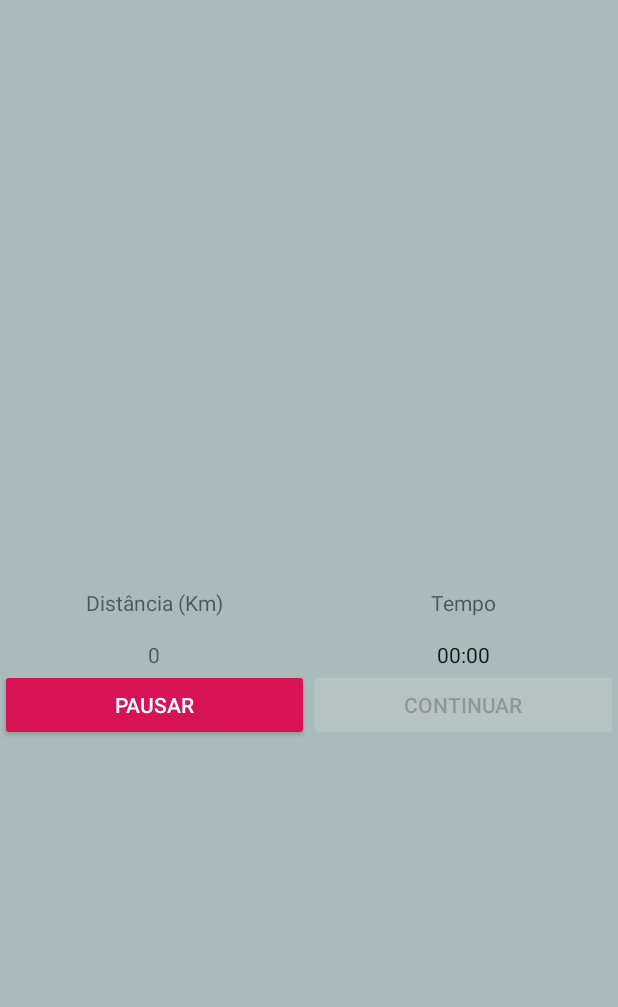
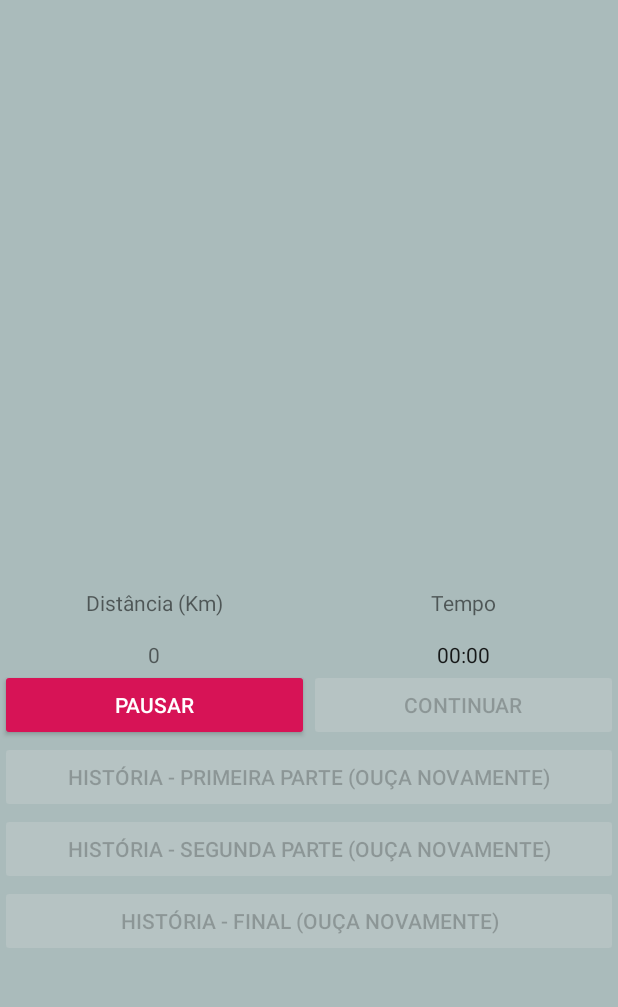
Before and after one commit to cpapalardo/_SurviveTheAliens, an Android app: the MissaoActivity screen opened directly, with no data from a screen before it, on a phone screen of 412 x 824 dp, the part 53-1060 px from its top. Run offline under Robolectric (Android 15) with nearby library versions, the phone set to English and light mode, and no system bars; our stand-ins replace EventBus; 14 statements that could not run were skipped.

Commit message:
Falta terminar de fazer os botões funcionarem

```diff
--- a/app/src/main/res/layout/activity_missao.xml
+++ b/app/src/main/res/layout/activity_missao.xml
@@ -114,6 +114,60 @@
                 style="@style/Widget.AppCompat.Button.Colored"
                 />
         </LinearLayout>
+
+        <LinearLayout
+            android:layout_width="fill_parent"
+            android:layout_height="wrap_content"
+            android:orientation="horizontal"
+            >
+
+            <Button
+                android:layout_width="match_parent"
+                android:layout_height="wrap_content"
+                android:text="História - Primeira Parte (Ouça novamente)"
+                android:id="@+id/buttonPrimeiraParte"
+                android:layout_weight="1"
+                android:enabled="false"
+                android:onClick="ouvirParteUm"
+                style="@style/Widget.AppCompat.Button.Colored"
+                />
+        </LinearLayout>
+
+        <LinearLayout
+            android:layout_width="fill_parent"
+            android:layout_height="wrap_content"
+            android:orientation="horizontal"
+            >
+
+            <Button
+                android:layout_width="match_parent"
+                android:layout_height="wrap_content"
+                android:text="História - Segunda Parte (Ouça novamente)"
+                android:id="@+id/buttonSegundaParte"
+                android:layout_weight="1"
+                android:enabled="false"
+                android:onClick="ouvirParteDois"
+                style="@style/Widget.AppCompat.Button.Colored"
+                />
+        </LinearLayout>
+
+        <LinearLayout
+            android:layout_width="fill_parent"
+            android:layout_height="wrap_content"
+            android:orientation="horizontal"
+            >
+
+            <Button
+                android:layout_width="match_parent"
+                android:layout_height="wrap_content"
+                android:text="História - Final (Ouça novamente)"
+                android:id="@+id/buttonUltimaParte"
+                android:layout_weight="1"
+                android:enabled="false"
+                android:onClick="ouvirFinal"
+                style="@style/Widget.AppCompat.Button.Colored"
+                />
+        </LinearLayout>
     </LinearLayout>
 
    <!-- <Button
```
Also changed, not shown: app/src/main/java/com/ep4/survivethealiens/Activity/MissaoActivity.java (+69 -7 lines).
